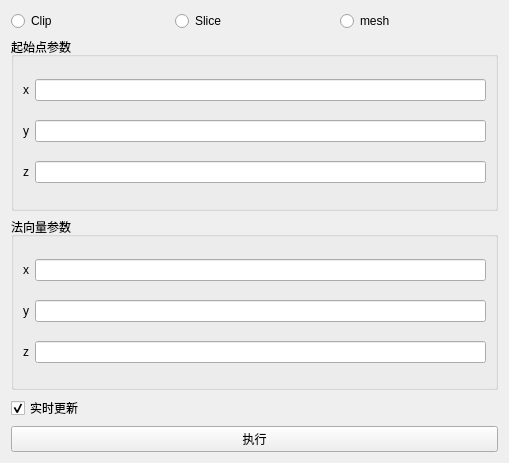
First picture: the form in Qt/Resources/UI/ModelClip.ui, repository hu-shuhan/editOpeniGame, before the edit.
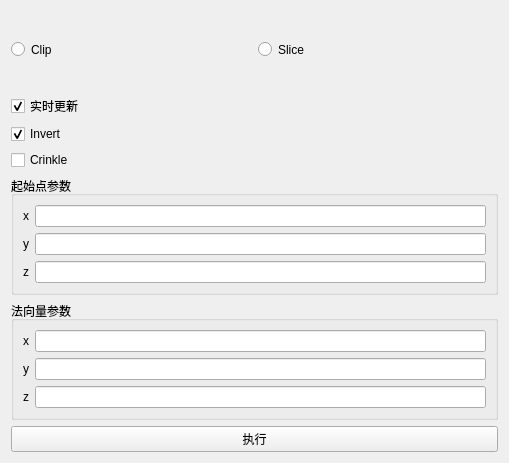
Second picture: the form after the edit.

Commit message: update clip crinkle and slice crinkle

The edit to the form file:
```diff
--- a/Qt/Resources/UI/ModelClip.ui
+++ b/Qt/Resources/UI/ModelClip.ui
@@ -17,9 +17,23 @@
    <item row="0" column="0">
     <layout class="QVBoxLayout" name="verticalLayout_3">
      <item>
-      <layout class="QHBoxLayout" name="horizontalLayout">
+      <layout class="QVBoxLayout" name="verticalLayout_4" stretch="1,0">
+       <property name="sizeConstraint">
+        <enum>QLayout::SetDefaultConstraint</enum>
+       </property>
+       <item>
+        <layout class="QHBoxLayout" name="horizontalLayout_10">
+         <property name="sizeConstraint">
+          <enum>QLayout::SetMinimumSize</enum>
+         </property>
        <item>
         <widget class="QRadioButton" name="radioButton_Clip">
+           <property name="sizePolicy">
+            <sizepolicy hsizetype="Minimum" vsizetype="Minimum">
+             <horstretch>0</horstretch>
+             <verstretch>0</verstretch>
+            </sizepolicy>
+           </property>
          <property name="text">
           <string>Clip</string>
          </property>
@@ -27,17 +41,49 @@
        </item>
        <item>
         <widget class="QRadioButton" name="radioButton_Slice">
+           <property name="sizePolicy">
+            <sizepolicy hsizetype="Minimum" vsizetype="Minimum">
+             <horstretch>0</horstretch>
+             <verstretch>0</verstretch>
+            </sizepolicy>
+           </property>
          <property name="text">
           <string>Slice</string>
          </property>
         </widget>
        </item>
+        </layout>
+       </item>
        <item>
-        <widget class="QRadioButton" name="radioButton_Mesh">
+        <layout class="QVBoxLayout" name="verticalLayout_5">
+         <item>
+          <widget class="QCheckBox" name="checkBox_Preview">
          <property name="text">
-          <string>mesh</string>
-         </property>
-        </widget>
+            <string>实时更新</string>
+           </property>
+           <property name="checked">
+            <bool>true</bool>
+           </property>
+          </widget>
+         </item>
+         <item>
+          <widget class="QCheckBox" name="checkBox_Invert">
+           <property name="text">
+            <string>Invert</string>
+           </property>
+           <property name="checked">
+            <bool>true</bool>
+           </property>
+          </widget>
+         </item>
+         <item>
+          <widget class="QCheckBox" name="checkBox_Crinkle">
+           <property name="text">
+            <string>Crinkle</string>
+           </property>
+          </widget>
+         </item>
+        </layout>
        </item>
       </layout>
      </item>
@@ -143,16 +189,6 @@
        </layout>
       </widget>
      </item>
-     <item>
-      <widget class="QCheckBox" name="previewBox">
-       <property name="text">
-        <string>实时更新</string>
-       </property>
-       <property name="checked">
-        <bool>true</bool>
-       </property>
-      </widget>
-     </item>
      <item>
       <widget class="QPushButton" name="pushButton">
        <property name="text">
```
Lines whose indentation alone changed are shown as unchanged. The commit also changes 9 other files.
